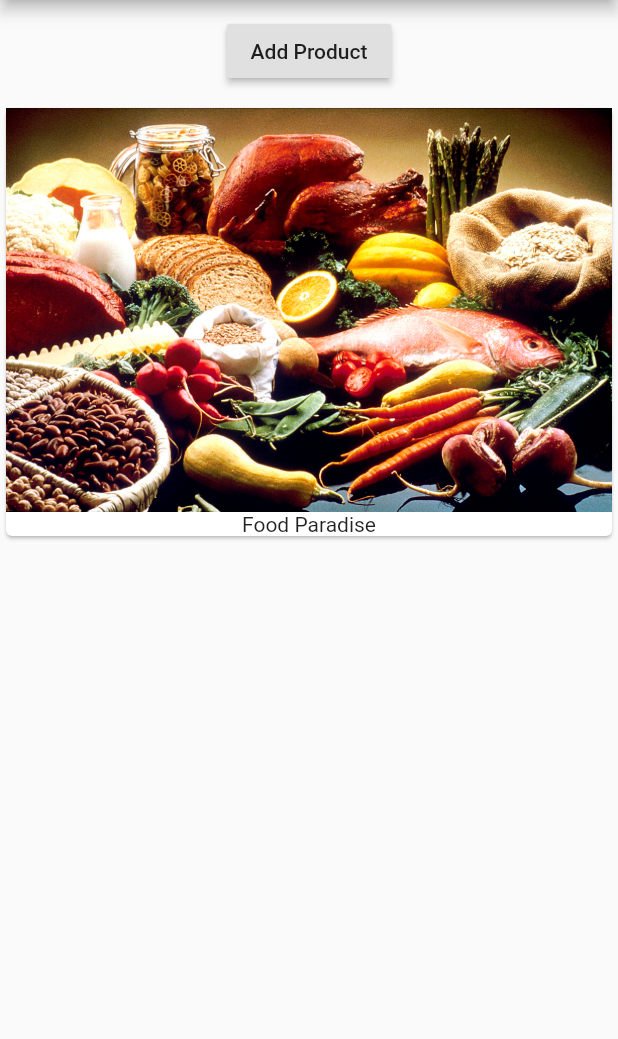
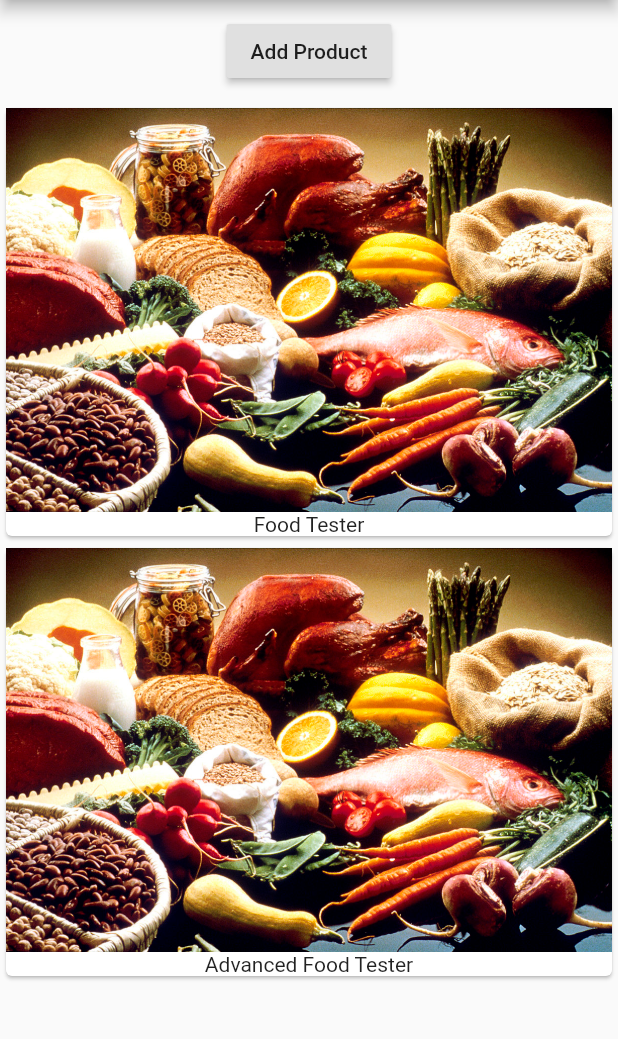
Before and after one commit to bleibdirtroy/Flutter, a Flutter app: the screen it shows after launch, after a tap on "Add Product", on a phone screen of 412 x 824 dp, the part 84-1123 px from its top. Run offline on Flutter 3.47's test engine with Material 2 defaults, Android fonts, the phone set to English and light mode, and no system bars.

Commit message:
neue Dateistruktur

```diff
--- a/lib/main.dart
+++ b/lib/main.dart
@@ -1,4 +1,6 @@
 import 'package:flutter/material.dart';
+
+import './product_manager.dart';
 
 void main() => runApp(MyApp());
 
@@ -7,28 +9,11 @@ class MyApp extends StatelessWidget {
   Widget build(BuildContext context) {
     return MaterialApp(
       home: Scaffold(
-          appBar: AppBar(
-            title: Text('EasyList'),
-          ),
-          body: Column(
-            children: [
-              Container(
-                margin: EdgeInsets.all(10.0),
-                child: RaisedButton(
-                  onPressed: () {},
-                  child: Text('Add Product'),
-                ),
-              ),
-              Card(
-                child: Column(
-                  children: <Widget>[
-                    Image.asset('assets/food.jpg'),
-                    Text('Food Paradise')
-                  ],
-                ),
-              ),
-            ],
-          )),
+        appBar: AppBar(
+          title: Text('EasyList'),
+        ),
+        body: ProductManager(),
+      ),
     );
   }
 }
--- /dev/null
+++ b/lib/product_manager.dart
@@ -0,0 +1,32 @@
+import 'package:flutter/material.dart';
+
+import './products.dart';
+
+class ProductManager extends StatefulWidget {
+  @override
+  State<StatefulWidget> createState() {
+    return _ProductManagerState();
+  }
+}
+
+class _ProductManagerState extends State<ProductManager> {
+  List<String> _products = ['Food Tester'];
+
+  @override
+  Widget build(BuildContext context) {
+    return Column(children: [
+      Container(
+        margin: EdgeInsets.all(10.0),
+        child: RaisedButton(
+          onPressed: () {
+            setState(() {
+              _products.add('Advanced Food Tester');
+            });
+          },
+          child: Text('Add Product'),
+        ),
+      ),
+      Prodcuts(_products)
+    ]);
+  }
+}
--- /dev/null
+++ b/lib/products.dart
@@ -0,0 +1,25 @@
+import 'package:flutter/material.dart';
+
+class Prodcuts extends StatelessWidget {
+  final List<String> products;
+
+  Prodcuts(this.products);
+
+  @override
+  Widget build(BuildContext context) {
+    return Column(
+      children: products
+          .map(
+            (element) => Card(
+              child: Column(
+                children: <Widget>[
+                  Image.asset('assets/food.jpg'),
+                  Text(element),
+                ],
+              ),
+            ),
+          )
+          .toList(),
+    );
+  }
+}
```
